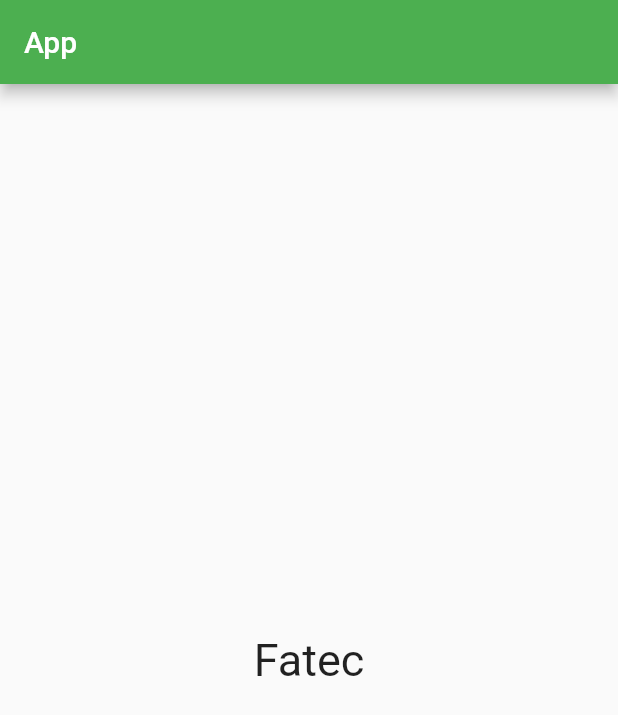
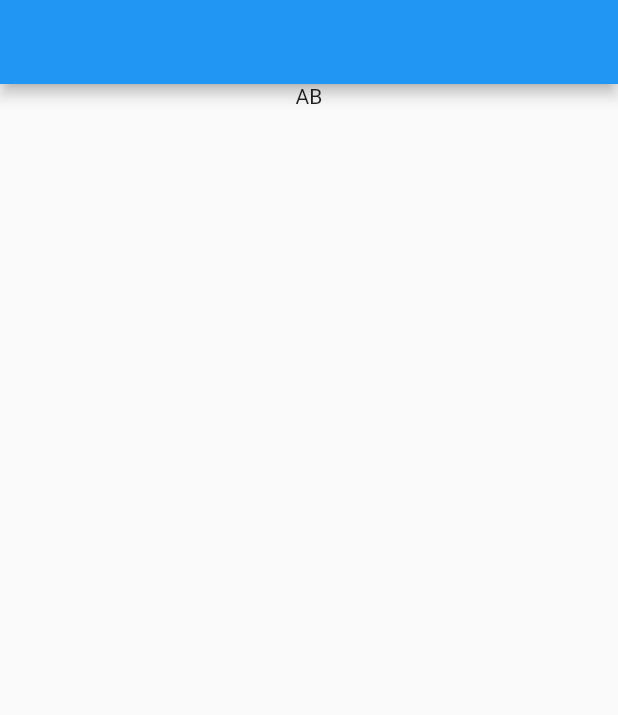
Before and after one commit to ItsJuniorDias/App-Flutter, a Flutter app: the screen it shows after launch, on a phone screen of 412 x 824 dp. Shown: the top 715 px of the screen. Run offline on Flutter 3.47's test engine with Material 2 defaults, Android fonts, the phone set to English and light mode, and no system bars.

Commit message:
FlexBox Components Flutter

```diff
--- a/getstarted/lib/main.dart
+++ b/getstarted/lib/main.dart
@@ -1,43 +1,24 @@
 import 'package:flutter/material.dart';
 
-void main() => runApp(new App());
+void main() => runApp(ContatoApp());
 
+class ContatoApp extends StatelessWidget {
 
-class App extends StatelessWidget {
-   int contador = 0;
-
-   @override
+  @override
    Widget build(BuildContext context) {
      return MaterialApp(
        home: Scaffold(
-         appBar: AppBar(
-           backgroundColor: Colors.green,
-           title: Text("App")
+         appBar: AppBar(),
+         body: Container(
+           child: Row(
+             mainAxisAlignment: MainAxisAlignment.center,
+             children: [
+               Text("A"),
+               Text("B"),
+             ],
+           ),
          ),
-        body: Center(
-          child: MeuTexto("Fatec"),
-
-
-        ),
        )
      );
    }
 }
-
-class MeuTexto extends StatelessWidget{
-  String texto;
-
-  MeuTexto(this.texto);
-
-  @override
-  Widget build(BuildContext context) {
-    // TODO: implement build
-    return Text(
-     this.texto,
-     style: TextStyle(
-            fontSize: 30
-          ),
-    );
-  }
-
-}
```
Also changed, not shown: 1 other file.
